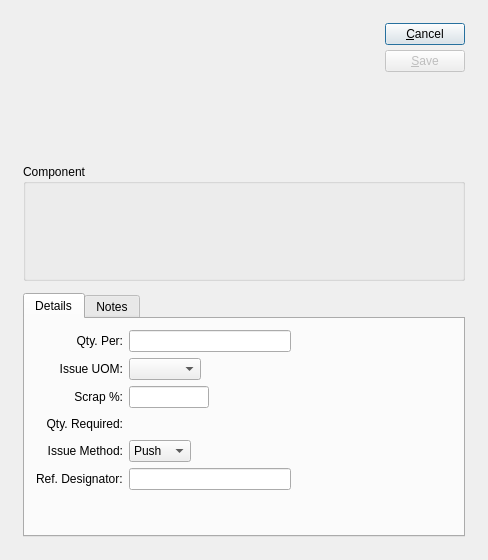
This is xtuple/trunk/guiclient/woMaterialItem.ui in WooodHead/xtuple as Qt 5 draws it before an edit. The edited form follows.
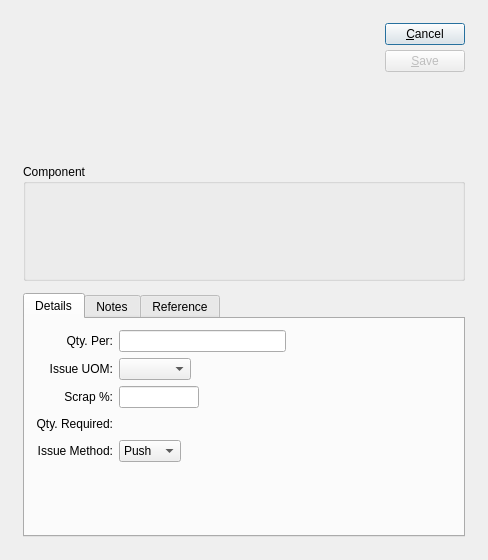
This is the edited form. Custom widgets are drawn as their Qt base class.

Commit message: issue #7617:  Move reference designator to reference tab per sponsor request.  Change labels to match.

What changed in the file:
```diff
--- a/xtuple/trunk/guiclient/woMaterialItem.ui
+++ b/xtuple/trunk/guiclient/woMaterialItem.ui
@@ -15,22 +15,10 @@
   <layout class="QGridLayout" >
    <item row="0" column="0" >
     <layout class="QGridLayout" >
-     <property name="leftMargin" >
+     <property name="margin" >
       <number>12</number>
      </property>
-     <property name="topMargin" >
-      <number>12</number>
-     </property>
-     <property name="rightMargin" >
-      <number>12</number>
-     </property>
-     <property name="bottomMargin" >
-      <number>12</number>
-     </property>
-     <property name="horizontalSpacing" >
-      <number>12</number>
-     </property>
-     <property name="verticalSpacing" >
+     <property name="spacing" >
       <number>12</number>
      </property>
      <item row="0" column="0" >
@@ -55,7 +43,7 @@
            <property name="sizeType" >
             <enum>QSizePolicy::Expanding</enum>
            </property>
-           <property name="sizeHint" >
+           <property name="sizeHint" stdset="0" >
             <size>
              <width>0</width>
              <height>20</height>
@@ -95,7 +83,7 @@
            <property name="sizeType" >
             <enum>QSizePolicy::Expanding</enum>
            </property>
-           <property name="sizeHint" >
+           <property name="sizeHint" stdset="0" >
             <size>
              <width>20</width>
              <height>20</height>
@@ -130,7 +118,7 @@
             <property name="sizeType" >
              <enum>QSizePolicy::Expanding</enum>
             </property>
-            <property name="sizeHint" >
+            <property name="sizeHint" stdset="0" >
              <size>
               <width>16</width>
               <height>72</height>
@@ -181,7 +169,7 @@
                  <property name="orientation" >
                   <enum>Qt::Horizontal</enum>
                  </property>
-                 <property name="sizeHint" >
+                 <property name="sizeHint" stdset="0" >
                   <size>
                    <width>40</width>
                    <height>20</height>
@@ -211,7 +199,7 @@
                  <property name="orientation" >
                   <enum>Qt::Horizontal</enum>
                  </property>
-                 <property name="sizeHint" >
+                 <property name="sizeHint" stdset="0" >
                   <size>
                    <width>20</width>
                    <height>20</height>
@@ -257,7 +245,7 @@
                  <property name="orientation" >
                   <enum>Qt::Horizontal</enum>
                  </property>
-                 <property name="sizeHint" >
+                 <property name="sizeHint" stdset="0" >
                   <size>
                    <width>191</width>
                    <height>20</height>
@@ -297,7 +285,7 @@
                  <property name="orientation" >
                   <enum>Qt::Horizontal</enum>
                  </property>
-                 <property name="sizeHint" >
+                 <property name="sizeHint" stdset="0" >
                   <size>
                    <width>40</width>
                    <height>20</height>
@@ -349,7 +337,7 @@
                  <property name="sizeType" >
                   <enum>QSizePolicy::Expanding</enum>
                  </property>
-                 <property name="sizeHint" >
+                 <property name="sizeHint" stdset="0" >
                   <size>
                    <width>0</width>
                    <height>16</height>
@@ -359,33 +347,6 @@
                </item>
               </layout>
              </item>
-             <item row="5" column="0" >
-              <widget class="QLabel" name="_refLit" >
-               <property name="text" >
-                <string>Ref. Designator:</string>
-               </property>
-              </widget>
-             </item>
-             <item row="5" column="1" >
-              <layout class="QHBoxLayout" >
-               <item>
-                <widget class="QLineEdit" name="_ref" />
-               </item>
-               <item>
-                <spacer>
-                 <property name="orientation" >
-                  <enum>Qt::Horizontal</enum>
-                 </property>
-                 <property name="sizeHint" >
-                  <size>
-                   <width>40</width>
-                   <height>20</height>
-                  </size>
-                 </property>
-                </spacer>
-               </item>
-              </layout>
-             </item>
             </layout>
            </item>
            <item>
@@ -393,7 +354,7 @@
              <property name="orientation" >
               <enum>Qt::Vertical</enum>
              </property>
-             <property name="sizeHint" >
+             <property name="sizeHint" stdset="0" >
               <size>
                <width>20</width>
                <height>0</height>
@@ -415,6 +376,16 @@
          </item>
         </layout>
        </widget>
+       <widget class="QWidget" name="_referenceTab" >
+        <attribute name="title" >
+         <string>Reference</string>
+        </attribute>
+        <layout class="QGridLayout" name="gridLayout" >
+         <item row="0" column="0" >
+          <widget class="XTextEdit" name="_ref" />
+         </item>
+        </layout>
+       </widget>
       </widget>
      </item>
     </layout>
@@ -450,6 +421,11 @@
    <extends>QLineEdit</extends>
    <header>xlineedit.h</header>
   </customwidget>
+  <customwidget>
+   <class>XTextEdit</class>
+   <extends>QTextEdit</extends>
+   <header>xtextedit.h</header>
+  </customwidget>
  </customwidgets>
  <tabstops>
   <tabstop>_wo</tabstop>
```
The commit also changes 5 other files.
